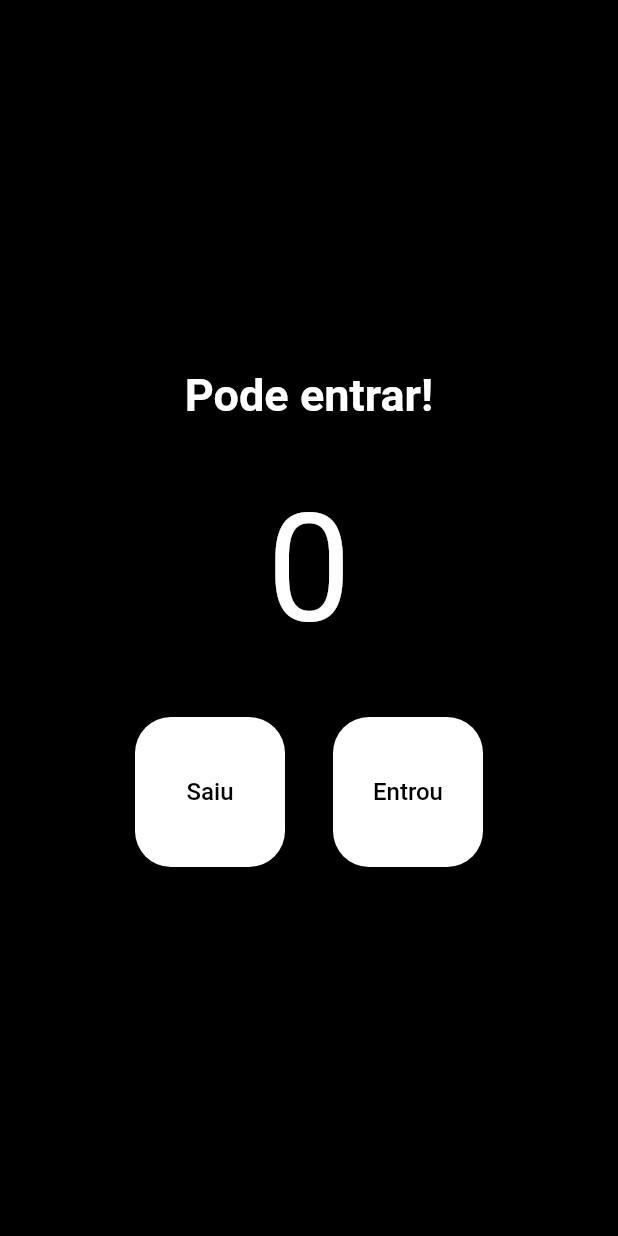
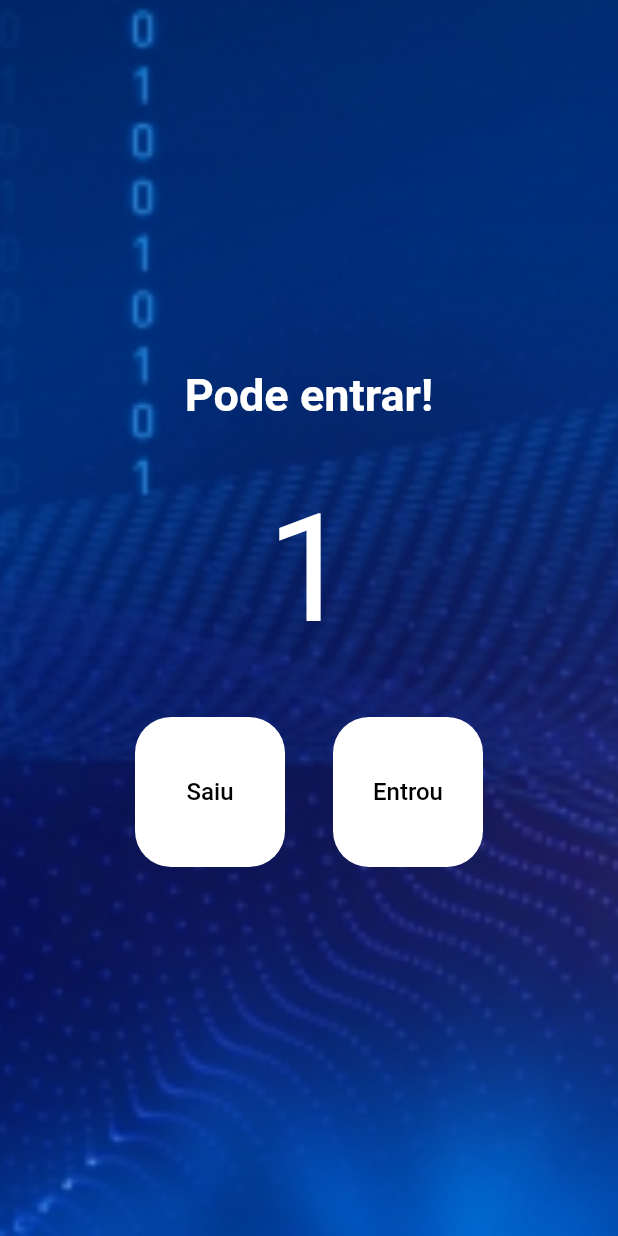
Before and after one commit to gagjunior/flutter-contador-pessoas, a Flutter app: the screen it shows after launch, after a tap on "Entrou", on a phone screen of 412 x 824 dp. Run offline on Flutter 3.47's test engine with Material 2 defaults, Android fonts, the phone set to English and light mode, and no system bars.

Commit message:
Finalizando o app contador

```diff
--- a/lib/main.dart
+++ b/lib/main.dart
@@ -9,42 +9,67 @@ class MyApp extends StatelessWidget {
 
   @override
   Widget build(BuildContext context) {
-    return const MaterialApp(
+    return MaterialApp(
+      debugShowCheckedModeBanner: false,
       home: HomePage(),
     );
   }
 }
 
-class HomePage extends StatelessWidget {
+class HomePage extends StatefulWidget {
   const HomePage({Key? key}) : super(key: key);
 
+  @override
+  _HomePageState createState() => _HomePageState();
+}
+
+class _HomePageState extends State<HomePage> {
+  int count = 0;
+
   void decrement() {
-    print('Decrement');
+    setState(() {
+      count--;
+    });
+    print(count);
   }
 
   void increment() {
-    print('Increment');
+    setState(() {
+      count++;
+    });
+    print(count);
   }
+
+  bool get isEmpty => count == 0;
+
+  bool get isFull => count >= 20;
 
   @override
   Widget build(BuildContext context) {
     return Scaffold(
       backgroundColor: Colors.black,
-      body: Column(
+      body: Container(
+        decoration: const BoxDecoration(
+          image: DecorationImage(
+              image: AssetImage('assets/images/fundo.jpg'), fit: BoxFit.cover),
+        ),
+        child: Column(
           mainAxisAlignment: MainAxisAlignment.center,
           children: [
-          const Text(
-            'Pode entrar!',
+            Text(
+              isFull ? 'Lotado!!' : 'Pode entrar!',
               style: TextStyle(
-                fontSize: 30, color: Colors.white, fontWeight: FontWeight.w700),
+                  fontSize: 30,
+                  color: isFull ? Colors.red : Colors.white,
+                  fontWeight: FontWeight.w700),
             ),
-          const Padding(
-              padding: EdgeInsets.all(40),
+            Padding(
+              padding: const EdgeInsets.all(40),
               child: Text(
-                '0',
+                count.toString(),
                 style: TextStyle(
                   fontSize: 100,
-                  color: Colors.white,
+                  color: isFull ? Colors.red : Colors.white,
                 ),
               ),
             ),
@@ -52,9 +77,10 @@ class HomePage extends StatelessWidget {
               mainAxisAlignment: MainAxisAlignment.center,
               children: [
                 TextButton(
-                onPressed: decrement,
+                  onPressed: isEmpty ? null : decrement,
                   style: TextButton.styleFrom(
-                  backgroundColor: Colors.white,
+                    backgroundColor:
+                        isEmpty ? Colors.white.withOpacity(0.2) : Colors.white,
                     fixedSize: const Size(100, 100),
                     primary: Colors.black,
                     shape: RoundedRectangleBorder(
@@ -69,16 +95,18 @@ class HomePage extends StatelessWidget {
                     ),
                   ),
                 ),
-              const SizedBox(width: 32,),
+                const SizedBox(
+                  width: 32,
+                ),
                 TextButton(
-                onPressed: increment,
+                  onPressed: isFull ? null : increment,
                   style: TextButton.styleFrom(
-                  backgroundColor: Colors.white,
+                    backgroundColor:
+                        isFull ? Colors.white.withOpacity(0.2) : Colors.white,
                     fixedSize: const Size(100, 100),
                     primary: Colors.black,
                     shape: RoundedRectangleBorder(
-                      borderRadius: BorderRadius.circular(24)
-                  ),
+                        borderRadius: BorderRadius.circular(24)),
                   ),
                   child: const Text(
                     'Entrou',
@@ -92,6 +120,7 @@ class HomePage extends StatelessWidget {
             )
           ],
         ),
+      ),
     );
   }
 }
--- a/pubspec.yaml
+++ b/pubspec.yaml
@@ -58,9 +58,8 @@ flutter:
   uses-material-design: true
 
   # To add assets to your application, add an assets section, like this:
-  # assets:
-  #   - images/a_dot_burr.jpeg
-  #   - images/a_dot_ham.jpeg
+  assets:
+     - assets/images/fundo.jpg
 
   # An image asset can refer to one or more resolution-specific "variants", see
   # https://flutter.dev/assets-and-images/#resolution-aware.
```
Also changed, not shown: assets/images/fundo.jpg (added). Lines whose indentation alone changed are shown as unchanged.
